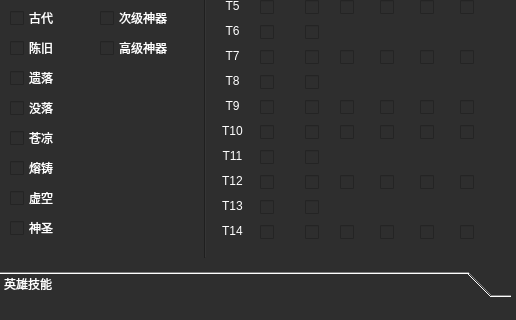
Seymour-ye/shoptitans, file Qt_MVC_cscalc/ui/main_window.ui: the form before one commit; both pictures show x 0 to 516 and y 180 to 500 of the 516 by 500 pixel window.
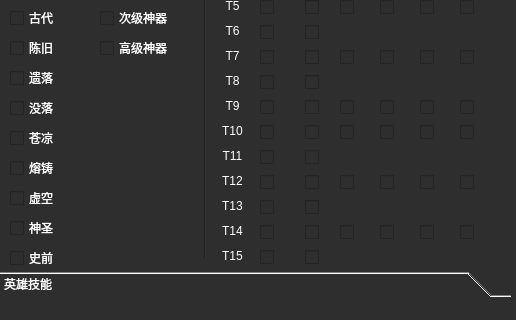
The form after the commit. The open tabs and pages were chosen to show the change. Icons and pictures are not drawn.

What changed in the file:
```diff
--- a/Qt_MVC_cscalc/ui/main_window.ui
+++ b/Qt_MVC_cscalc/ui/main_window.ui
@@ -4310,6 +4310,70 @@
          <set>Qt::AlignmentFlag::AlignCenter</set>
         </property>
        </widget>
+       <widget class="QCheckBox" name="chest_17">
+        <property name="geometry">
+         <rect>
+          <x>10</x>
+          <y>370</y>
+          <width>80</width>
+          <height>20</height>
+         </rect>
+        </property>
+        <property name="text">
+         <string>史前</string>
+        </property>
+        <property name="iconSize">
+         <size>
+          <width>25</width>
+          <height>25</height>
+         </size>
+        </property>
+       </widget>
+       <widget class="QCheckBox" name="fusion_assign_tier_15">
+        <property name="geometry">
+         <rect>
+          <x>305</x>
+          <y>370</y>
+          <width>20</width>
+          <height>19</height>
+         </rect>
+        </property>
+        <property name="text">
+         <string/>
+        </property>
+       </widget>
+       <widget class="QCheckBox" name="craft_assign_tier_15">
+        <property name="geometry">
+         <rect>
+          <x>260</x>
+          <y>370</y>
+          <width>20</width>
+          <height>19</height>
+         </rect>
+        </property>
+        <property name="text">
+         <string/>
+        </property>
+       </widget>
+       <widget class="QLabel" name="tier_label_15">
+        <property name="geometry">
+         <rect>
+          <x>220</x>
+          <y>370</y>
+          <width>25</width>
+          <height>15</height>
+         </rect>
+        </property>
+        <property name="styleSheet">
+         <string notr="true">background-color: #2e2e2e; border: none; </string>
+        </property>
+        <property name="text">
+         <string>T15</string>
+        </property>
+        <property name="alignment">
+         <set>Qt::AlignmentFlag::AlignCenter</set>
+        </property>
+       </widget>
       </widget>
       <widget class="QWidget" name="skill_widget">
        <property name="geometry">
```
Left out of the diff: 4 changed lines with no effect on the pictures.
